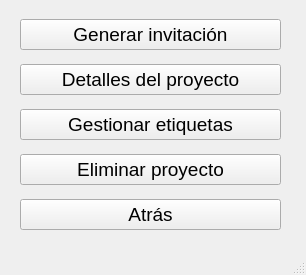
The window that Interfaces/UI/view_config_project.ui (adrianvillanueva997/computation_lab_2) describes before a commit, drawn with Qt 5.
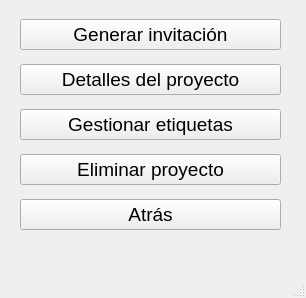
The same window after the commit.

Patch:
```diff
--- a/Interfaces/UI/view_config_project.ui
+++ b/Interfaces/UI/view_config_project.ui
@@ -7,7 +7,7 @@
                 <x>0</x>
                 <y>0</y>
                 <width>306</width>
-                <height>275</height>
+    <height>298</height>
             </rect>
         </property>
         <property name="windowTitle">
```
Left out of the diff: 2 changed lines with no effect on the pictures. Lines whose indentation alone changed are shown as unchanged.
